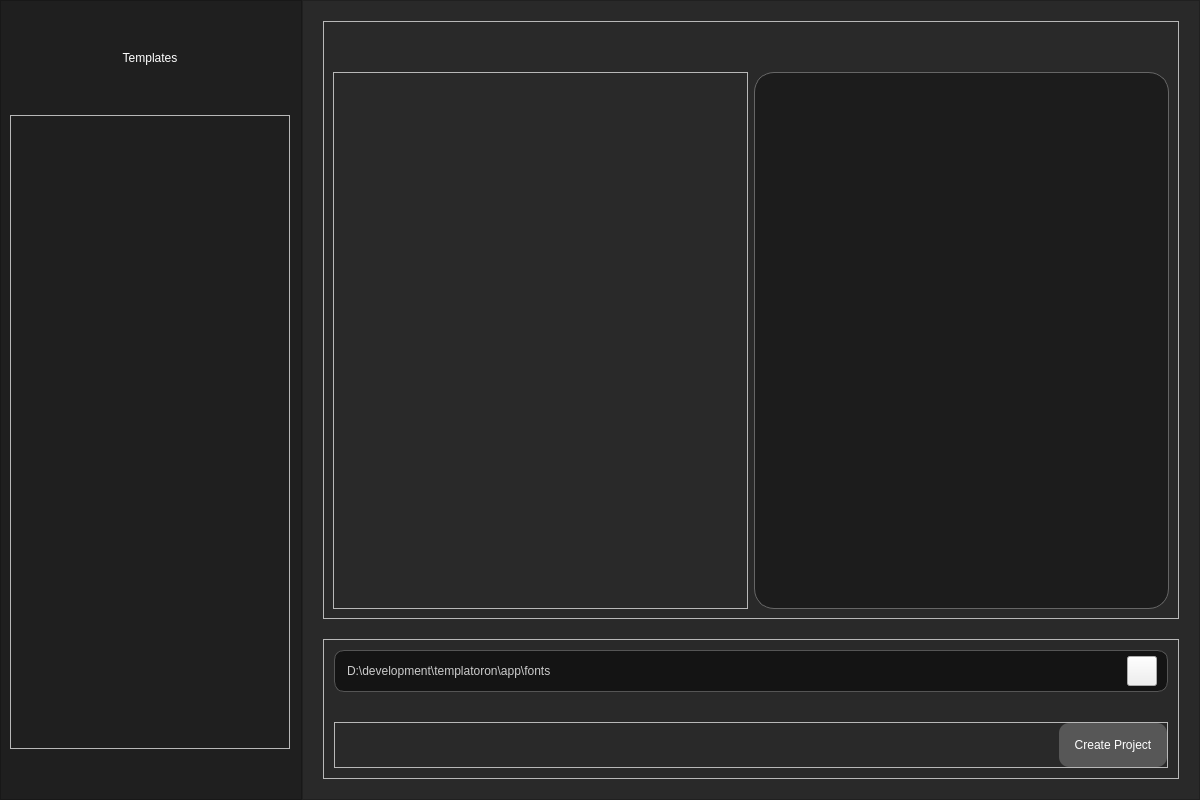
Qt form app/design/main_window.ui (KrazyManJ/templatoron) before a commit.
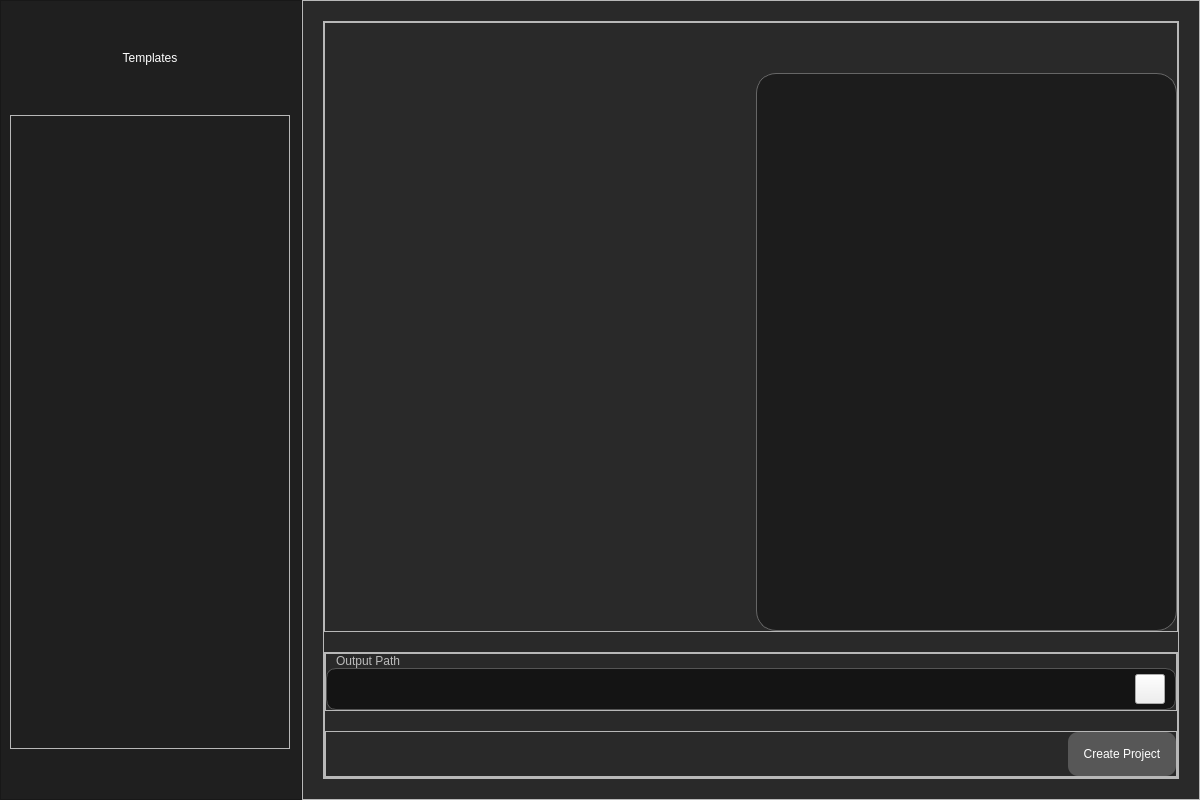
The same form after that commit. Icons and pictures are not drawn.

Commit message: Added variable input, finished basic implementation of function, removed functional concept, restructured project files

Patch:
```diff
--- a/app/design/main_window.ui
+++ b/app/design/main_window.ui
@@ -20,7 +20,7 @@
    <string>Templatoron</string>
   </property>
   <property name="styleSheet">
-   <string notr="true">#MainFrame {
+   <string notr="true">#Window {
 	background: #292929;
 }
 #TemplateListFrame {
@@ -42,7 +42,7 @@
 	border-radius: 10px;
 	border: 1px solid #555;
 }
-#OutputPathInput {
+QLineEdit {
 	background: transparent;
 	border: none;
 	font: 10pt &quot;Fira Code&quot;;
@@ -108,8 +108,7 @@
 	background: #1c1c1c;
 	border : 1px solid #666;
 	border-radius: 20px;
-	padding: 20px;
-	padding-right: 0px;
+	padding: 20px 0;
 	outline: 0;
 }
 #DirectoryDisplay::item {
@@ -125,6 +124,18 @@
 }
 #DirectoryDisplay::branch {
 	color: #ccc;
+}
+QLabel {
+	color: #bbb;
+	font: 8pt &quot;Inter&quot;;
+}
+#VariableList {
+	background: transparent;
+	border: none;
+}
+#VariableListContent {
+	background: transparent;
+	border: none;
 }</string>
   </property>
   <layout class="QHBoxLayout" name="horizontalLayout">
@@ -225,13 +236,19 @@
    </item>
    <item>
     <widget class="QFrame" name="MainFrame">
+     <property name="enabled">
+      <bool>true</bool>
+     </property>
+     <property name="cursor">
+      <cursorShape>ArrowCursor</cursorShape>
+     </property>
      <property name="frameShape">
       <enum>QFrame::StyledPanel</enum>
      </property>
      <property name="frameShadow">
       <enum>QFrame::Raised</enum>
      </property>
-     <layout class="QVBoxLayout" name="verticalLayout_2" stretch="0,0">
+     <layout class="QVBoxLayout" name="verticalLayout_2" stretch="0">
       <property name="spacing">
        <number>20</number>
       </property>
@@ -246,6 +263,30 @@
       </property>
       <property name="bottomMargin">
        <number>20</number>
+      </property>
+      <item>
+       <widget class="QFrame" name="MainContentFrame">
+        <property name="frameShape">
+         <enum>QFrame::StyledPanel</enum>
+        </property>
+        <property name="frameShadow">
+         <enum>QFrame::Raised</enum>
+        </property>
+        <layout class="QVBoxLayout" name="verticalLayout_7">
+         <property name="spacing">
+          <number>20</number>
+         </property>
+         <property name="leftMargin">
+          <number>0</number>
+         </property>
+         <property name="topMargin">
+          <number>0</number>
+         </property>
+         <property name="rightMargin">
+          <number>0</number>
+         </property>
+         <property name="bottomMargin">
+          <number>0</number>
       </property>
       <item>
        <widget class="QFrame" name="TopFrame">
@@ -256,17 +297,59 @@
          <enum>QFrame::Raised</enum>
         </property>
         <layout class="QHBoxLayout" name="horizontalLayout_4" stretch="1,1">
+            <property name="spacing">
+             <number>10</number>
+            </property>
+            <property name="leftMargin">
+             <number>0</number>
+            </property>
          <property name="topMargin">
           <number>50</number>
          </property>
+            <property name="rightMargin">
+             <number>0</number>
+            </property>
+            <property name="bottomMargin">
+             <number>0</number>
+            </property>
          <item>
-          <widget class="QFrame" name="VariablesFrame">
-           <property name="frameShape">
-            <enum>QFrame::StyledPanel</enum>
-           </property>
-           <property name="frameShadow">
-            <enum>QFrame::Raised</enum>
-           </property>
+             <widget class="QScrollArea" name="VariableList">
+              <property name="widgetResizable">
+               <bool>true</bool>
+              </property>
+              <widget class="QWidget" name="VariableListContent">
+               <property name="geometry">
+                <rect>
+                 <x>0</x>
+                 <y>0</y>
+                 <width>421</width>
+                 <height>16</height>
+                </rect>
+               </property>
+               <property name="sizePolicy">
+                <sizepolicy hsizetype="Preferred" vsizetype="Fixed">
+                 <horstretch>0</horstretch>
+                 <verstretch>0</verstretch>
+                </sizepolicy>
+               </property>
+               <layout class="QVBoxLayout" name="verticalLayout_6">
+                <property name="spacing">
+                 <number>20</number>
+                </property>
+                <property name="leftMargin">
+                 <number>0</number>
+                </property>
+                <property name="topMargin">
+                 <number>0</number>
+                </property>
+                <property name="rightMargin">
+                 <number>10</number>
+                </property>
+                <property name="bottomMargin">
+                 <number>0</number>
+                </property>
+               </layout>
+              </widget>
           </widget>
          </item>
          <item>
@@ -307,6 +390,12 @@
       </item>
       <item>
        <widget class="QFrame" name="BottomFrame">
+           <property name="maximumSize">
+            <size>
+             <width>16777215</width>
+             <height>152</height>
+            </size>
+           </property>
         <property name="frameShape">
          <enum>QFrame::StyledPanel</enum>
         </property>
@@ -315,20 +404,57 @@
         </property>
         <layout class="QVBoxLayout" name="verticalLayout_3">
          <property name="spacing">
-          <number>30</number>
+             <number>20</number>
          </property>
          <property name="leftMargin">
-          <number>10</number>
+             <number>0</number>
          </property>
          <property name="topMargin">
-          <number>10</number>
+             <number>0</number>
          </property>
          <property name="rightMargin">
-          <number>10</number>
+             <number>0</number>
          </property>
          <property name="bottomMargin">
+             <number>0</number>
+            </property>
+            <item>
+             <widget class="QFrame" name="OutputPathHolder">
+              <property name="frameShape">
+               <enum>QFrame::StyledPanel</enum>
+              </property>
+              <property name="frameShadow">
+               <enum>QFrame::Raised</enum>
+              </property>
+              <layout class="QVBoxLayout" name="verticalLayout_5">
+               <property name="spacing">
+                <number>0</number>
+               </property>
+               <property name="leftMargin">
+                <number>0</number>
+               </property>
+               <property name="topMargin">
+                <number>0</number>
+               </property>
+               <property name="rightMargin">
+                <number>0</number>
+               </property>
+               <property name="bottomMargin">
+                <number>0</number>
+               </property>
+               <item>
+                <widget class="QLabel" name="OutputPathLabel">
+                 <property name="text">
+                  <string>Output Path</string>
+                 </property>
+                 <property name="margin">
+                  <number>3</number>
+                 </property>
+                 <property name="indent">
           <number>10</number>
          </property>
+                </widget>
+               </item>
          <item>
           <widget class="QFrame" name="OutputPathFrame">
            <property name="frameShape">
@@ -356,7 +482,7 @@
             <item>
              <widget class="QLineEdit" name="OutputPathInput">
               <property name="text">
-               <string>D:\development\templatoron\app\fonts</string>
+                     <string/>
               </property>
               <property name="readOnly">
                <bool>true</bool>
@@ -388,6 +514,9 @@
            </layout>
           </widget>
          </item>
+              </layout>
+             </widget>
+            </item>
          <item>
           <widget class="QFrame" name="ButtonsFrame">
            <property name="frameShape">
@@ -430,6 +559,9 @@
               <property name="text">
                <string>Create Project</string>
               </property>
+                </widget>
+               </item>
+              </layout>
              </widget>
             </item>
            </layout>
```
Lines whose indentation alone changed are shown as unchanged. The commit also changes 9 other files.
